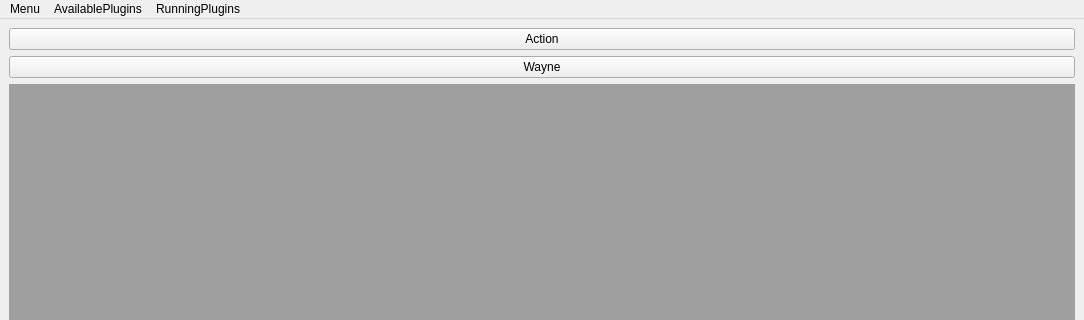
The window that ui/gui/main.ui (TUB-Control/PaPI) describes before a commit, drawn with Qt 5; both pictures show x 0 to 1084 and y 0 to 320 of the 1084 by 918 pixel window.
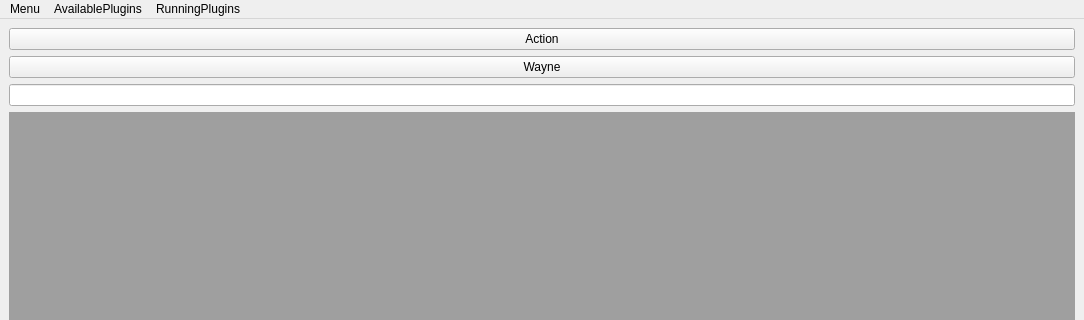
The same window after the commit.

Commit message: added text field for gui

```diff
--- a/ui/gui/main.ui
+++ b/ui/gui/main.ui
@@ -30,7 +30,10 @@
      </widget>
     </item>
     <item>
-     <widget class="QMdiArea" name="scopeArea">
+     <widget class="QLineEdit" name="lineEdit"/>
+    </item>
+    <item>
+     <widget class="QMdiArea" name="stefans_text_field">
       <property name="verticalScrollBarPolicy">
        <enum>Qt::ScrollBarAsNeeded</enum>
       </property>
```
The commit also changes 2 other files.
